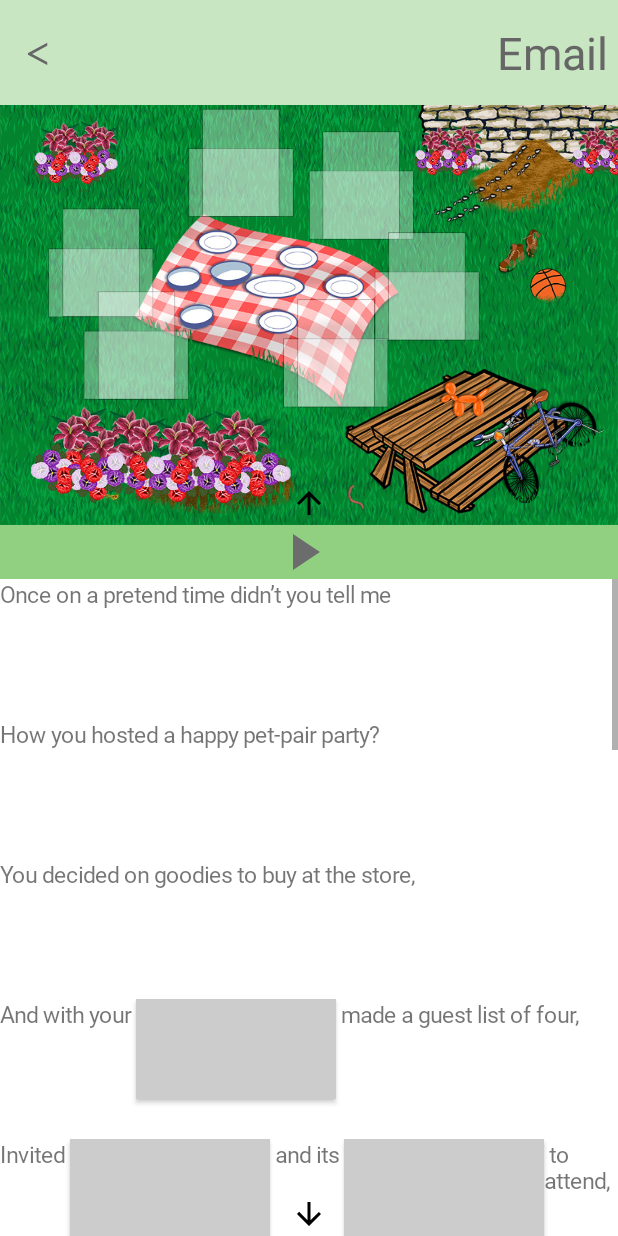
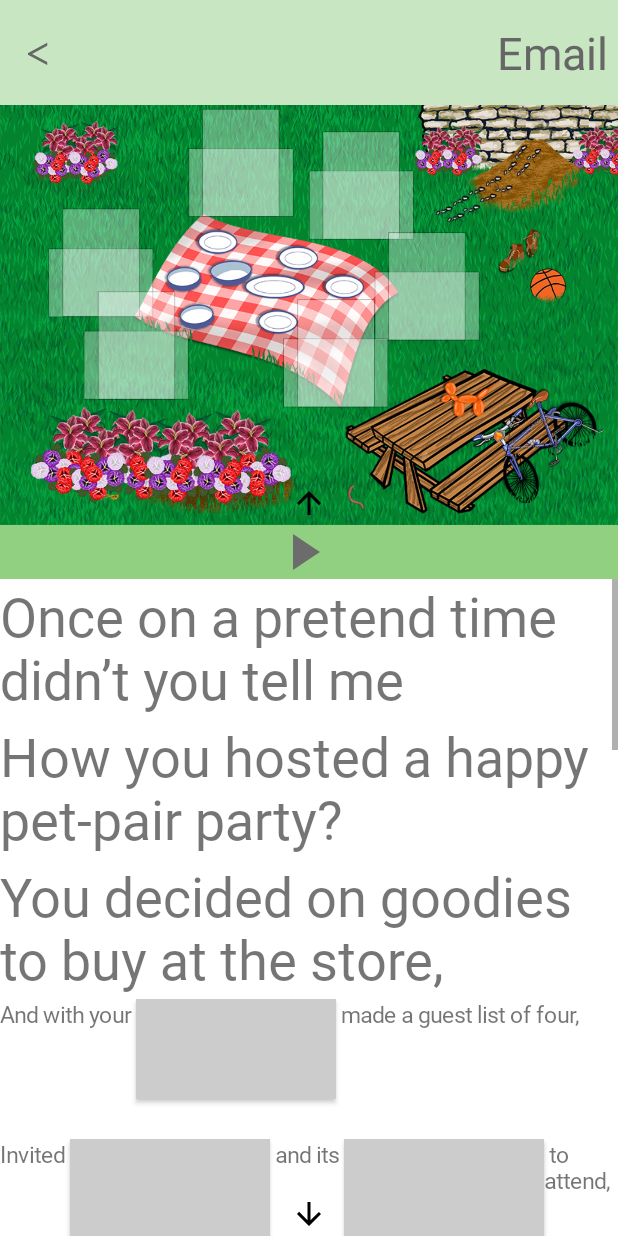
Before and after one commit to BrainyEducation/Make-A-Rhyme-Android-9344, an Android app: the screen it shows after launch (Rhyme), after a tap on "Pet Party Picnic", on a phone screen of 412 x 824 dp. Run offline under Robolectric (Android 15) with nearby library versions, the light colour scheme and no system bars; Roboto replaces fonts that are not available here; 3 other taps on this screen came first.

Commit message:
I have added one line code that will try to scale the font size of the rhyme so that the font will not be too small in the rhyme. The code is on line 356 in Rhume.java and it tries to format the font to be uniform. I am still working on font scaling, as so far only the first couple of lines are in the correct font size in the rhyme.

```diff
--- a/app/src/main/java/com/example/rhyme_or_reason/brainymake_a_rhyme/NewOrExistingRhyme.java
+++ b/app/src/main/java/com/example/rhyme_or_reason/brainymake_a_rhyme/NewOrExistingRhyme.java
@@ -9,6 +9,7 @@ import android.graphics.Typeface;
 import android.support.v4.content.res.ResourcesCompat;
 import android.support.v7.app.AppCompatActivity;
 import android.os.Bundle;
+import android.util.DisplayMetrics;
 import android.view.Display;
 import android.view.View;
 import android.widget.Button;
@@ -74,6 +75,7 @@ public class NewOrExistingRhyme extends AppCompatActivity implements View.OnClic
         height = screenSize.y;
 
         HEIGHT_UNIT = height / 10;
+
     }
 
     /**
--- a/app/src/main/java/com/example/rhyme_or_reason/brainymake_a_rhyme/Rhyme.java
+++ b/app/src/main/java/com/example/rhyme_or_reason/brainymake_a_rhyme/Rhyme.java
@@ -9,10 +9,12 @@ import android.graphics.Point;
 import android.graphics.Typeface;
 import android.os.Environment;
 import android.support.v4.content.res.ResourcesCompat;
+import android.support.v4.widget.TextViewCompat;
 import android.support.v7.app.AppCompatActivity;
 import android.os.Bundle;
 import android.util.DisplayMetrics;
 import android.util.Log;
+import android.util.TypedValue;
 import android.view.Display;
 import android.view.View;
 import android.view.ViewGroup;
@@ -332,8 +334,15 @@ public class Rhyme extends AppCompatActivity implements View.OnClickListener {
         getWindowManager().getDefaultDisplay().getMetrics(dm);
         double inchesWidth = Math.sqrt(Math.pow(dm.widthPixels/dm.xdpi,2));
 
+        //if (inchesWidth < 1500) {
+          //  inchesWidth *= 1.1;
+        //}
+
         System.out.println("Inches Width: ");
         System.out.println(inchesWidth);
+
+
+
 
         int textSize = (int)(inchesWidth * 6); // Temporary for approximate scaling purposes
 
@@ -342,7 +351,11 @@ public class Rhyme extends AppCompatActivity implements View.OnClickListener {
         for (int counter = 0; counter < listOfLines.size(); ++counter) {
             if (!listOfLines.get(counter).contains(WORD_MARKERS)) {
                 TextView singleLine = new TextView(this);
-                singleLine.setTextSize(textSize);
+
+
+                TextViewCompat.setAutoSizeTextTypeUniformWithConfiguration(singleLine, 12, 100,
+                        2, 2);
+
 
                 String currLine = listOfLines.get(counter);
 
@@ -352,6 +365,7 @@ public class Rhyme extends AppCompatActivity implements View.OnClickListener {
 
                 singleLine.setText(currLine);
                 singleLine.setTypeface(imprima);
+
 
                 LinearLayout.LayoutParams line_params = new LinearLayout.LayoutParams(
                         width, (140) // TODO: Set to something meaningful
@@ -405,6 +419,8 @@ public class Rhyme extends AppCompatActivity implements View.OnClickListener {
 
                         textAndButton.addView(tempLine);
 
+
+
                     } else if (currLine.charAt(index) == WORD_MARKER_END) {
                         Button blankButton = new Button(this);
                         blankButton.setTextSize(textSize);
@@ -443,6 +459,7 @@ public class Rhyme extends AppCompatActivity implements View.OnClickListener {
                     tempLine.setTextSize(textSize);
                     tempLine.setTypeface(imprima);
                     tempLine.setText(currPhrase);
+
                     RelativeLayout.LayoutParams line_params = new RelativeLayout.LayoutParams(
                             ViewGroup.LayoutParams.WRAP_CONTENT, (140) // TODO: Set to something meaningful
                     );
@@ -459,6 +476,7 @@ public class Rhyme extends AppCompatActivity implements View.OnClickListener {
                     currPhrase = "";
 
                     textAndButton.addView(tempLine);
+
                 }
 
                 rhymeTextLL.addView(textAndButton);
--- a/app/src/main/res/layout/activity_rhyme.xml
+++ b/app/src/main/res/layout/activity_rhyme.xml
@@ -100,6 +100,7 @@
             android:onClick="onPlayAudio"
             app:srcCompat="@drawable/ic_play" />
 
+
         <RelativeLayout
             android:id="@+id/ScrollingSection"
             android:layout_width="match_parent"
--- a/build.gradle
+++ b/build.gradle
@@ -7,7 +7,7 @@ buildscript {
         jcenter()
     }
     dependencies {
-        classpath 'com.android.tools.build:gradle:3.1.4'
+        classpath 'com.android.tools.build:gradle:3.6.1'
 
         // NOTE: Do not place your application dependencies here; they belong
         // in the individual module build.gradle files
```
Also changed, not shown: gradle/wrapper/gradle-wrapper.properties.
